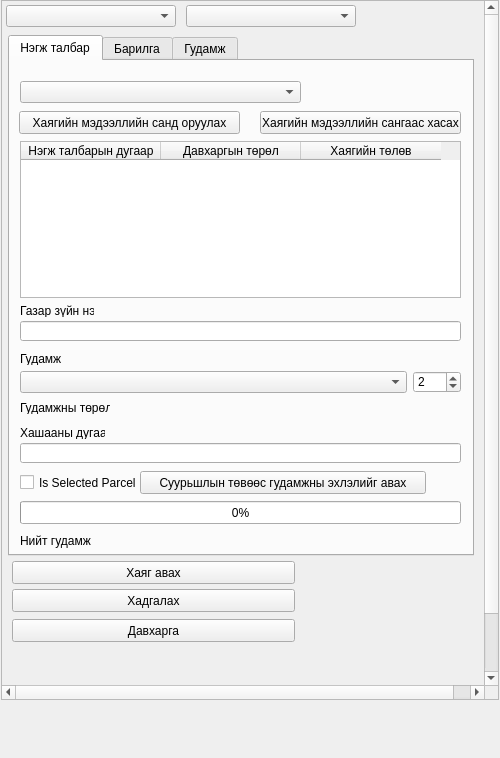
Before: the Qt Designer form view/AddressNavigatorWidget.ui in teamlm2/lm2_mgis, drawn with Qt 5.
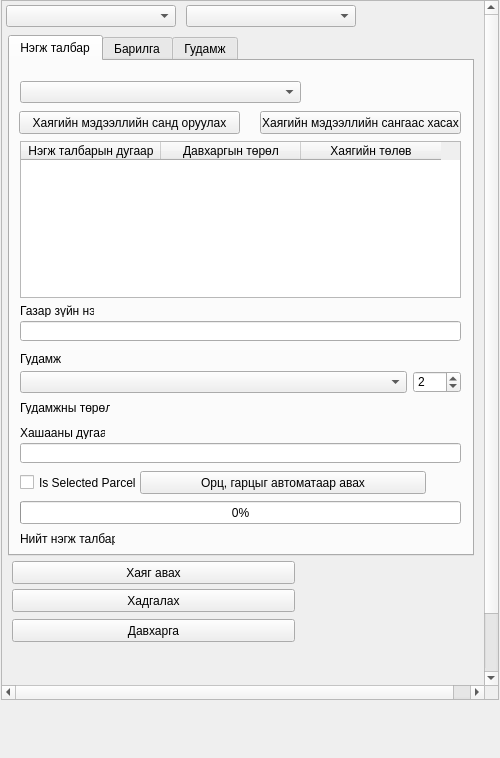
After: the same form once the commit is applied.

The edit to the form file:
```diff
--- a/view/AddressNavigatorWidget.ui
+++ b/view/AddressNavigatorWidget.ui
@@ -323,13 +323,13 @@
         <property name="geometry">
          <rect>
           <x>10</x>
-          <y>470</y>
-          <width>71</width>
-          <height>20</height>
+          <y>471</y>
+          <width>95</width>
+          <height>13</height>
          </rect>
         </property>
         <property name="text">
-         <string>Нийт гудамж:</string>
+         <string>Нийт нэгж талбар:</string>
         </property>
        </widget>
        <widget class="QProgressBar" name="parcel_progressBar">
@@ -348,7 +348,7 @@
        <widget class="QLabel" name="str_count_lbl_4">
         <property name="geometry">
          <rect>
-          <x>83</x>
+          <x>110</x>
           <y>470</y>
           <width>181</width>
           <height>20</height>
@@ -381,7 +381,7 @@
          </rect>
         </property>
         <property name="text">
-         <string>Суурьшлын төвөөс гудамжны эхлэлийг авах</string>
+         <string>Орц, гарцыг автоматаар авах</string>
         </property>
        </widget>
       </widget>
```
Left out of the diff: 2 changed lines with no effect on the pictures.
